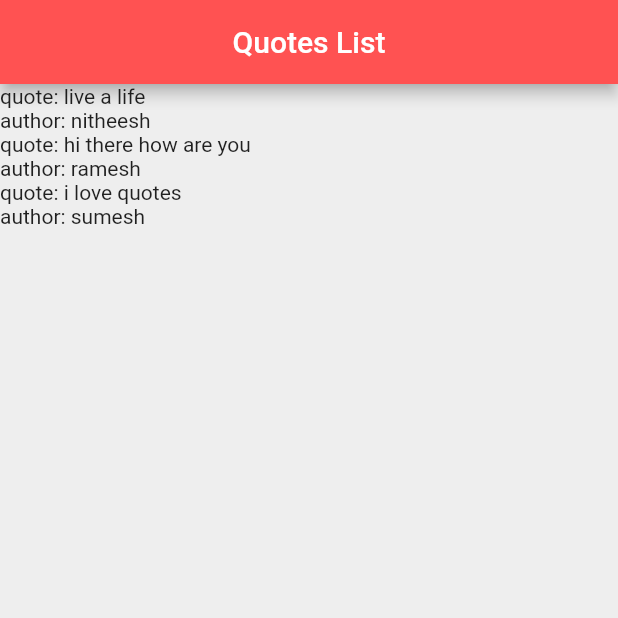
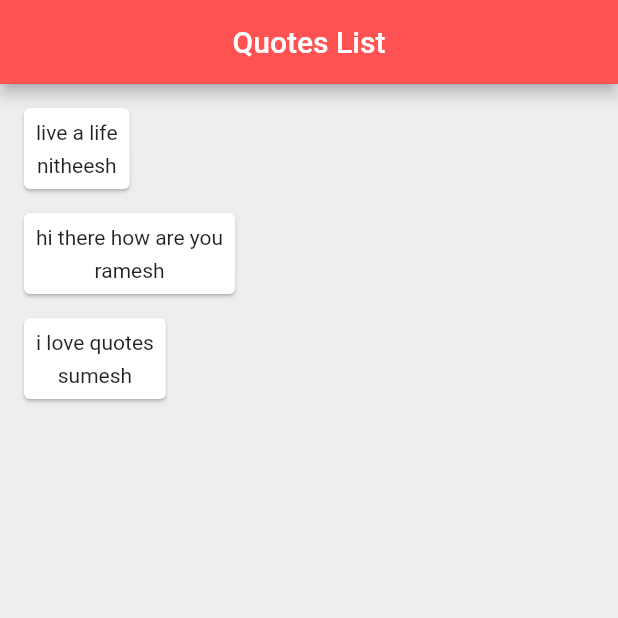
Before and after one commit to imnithish/myapp, a Flutter app: the screen it shows after launch, on a phone screen of 412 x 824 dp, the top half of it. Run offline on Flutter 3.47's test engine with Material 2 defaults, Android fonts, the phone set to English and light mode, and no system bars.

Commit message:
custom classes and methods

```diff
--- a/lib/main.dart
+++ b/lib/main.dart
@@ -2,8 +2,7 @@ import 'package:flutter/cupertino.dart';
 import 'package:flutter/material.dart';
 import 'quote.dart';
 
-void main() =>
-    runApp(MaterialApp(
+void main() => runApp(MaterialApp(
       home: QuoteList(),
     ));
 
@@ -30,10 +29,7 @@ class _QuoteListState extends State<QuoteList> {
       ),
       body: Column(
         crossAxisAlignment: CrossAxisAlignment.start,
-        children: quotes
-            .map((quotes) =>
-            Text('quote: ${quotes.text}\nauthor: ${quotes.author}'))
-            .toList(),
+        children: quotes.map((quotes) => quotesTemplate(quotes)).toList(),
       ),
     );
   }
@@ -41,6 +37,8 @@ class _QuoteListState extends State<QuoteList> {
   Widget quotesTemplate(quote) {
     return Card(
       margin: EdgeInsets.fromLTRB(16, 16, 16, 0),
+      child: Padding(
+        padding: const EdgeInsets.all(8.0),
         child: Column(
           children: <Widget>[
             Text(
@@ -49,10 +47,9 @@ class _QuoteListState extends State<QuoteList> {
             SizedBox(
               height: 6,
             ),
-          Text(
-              quote.author
-          )
+            Text(quote.author)
           ],
+        ),
       ),
     );
   }
```
Lines whose indentation alone changed are shown as unchanged.
